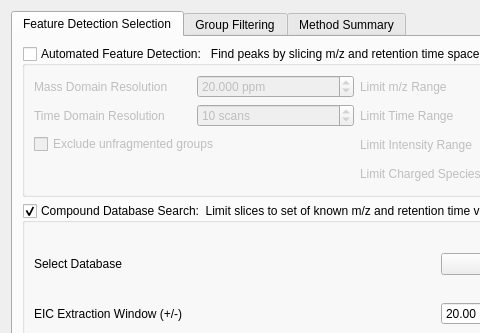
Old version of the form src/gui/mzroll/forms/peakdetectiondialog.ui in the repository ElucidataInc/ElMaven; both pictures show x 0 to 480 and y 0 to 333 of the 876 by 740 pixel window.
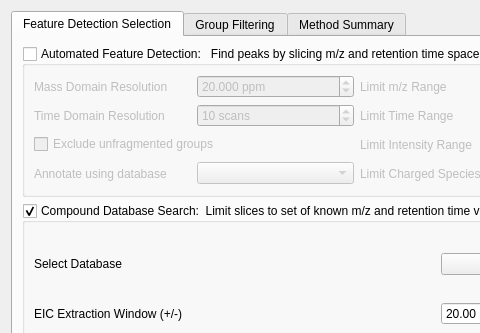
New version of the form.

Commit message:
Enable feature annotation using database
An additional combo box has been added to the "Automated Feature
Detection" section of peak detection dialog, that can be used to
specify a database, that can optionally be used to filter features
that match m/z values in the database and put targeted groups (with
that m/z) in their place.

Issue: #1113

Patch:
```diff
--- a/src/gui/mzroll/forms/peakdetectiondialog.ui
+++ b/src/gui/mzroll/forms/peakdetectiondialog.ui
@@ -230,6 +230,16 @@
             </property>
            </widget>
           </item>
+          <item row="3" column="0">
+           <widget class="QLabel" name="label_4">
+            <property name="text">
+             <string>Annotate using database</string>
+            </property>
+           </widget>
+          </item>
+          <item row="3" column="1">
+           <widget class="QComboBox" name="annotationDatabase"/>
+          </item>
          </layout>
         </widget>
        </item>
```
The commit also changes 2 other files.
